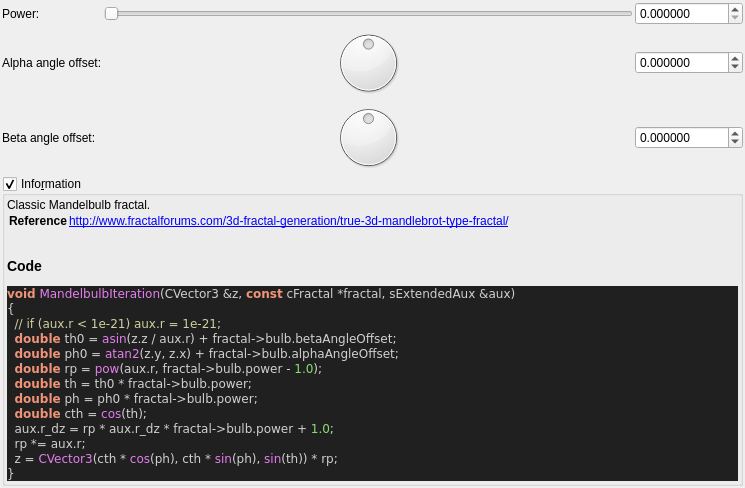
Qt form mandelbulber2/qt_data/fractal_mandelbulb.ui (buddhi1980/mandelbulber2) before a commit.
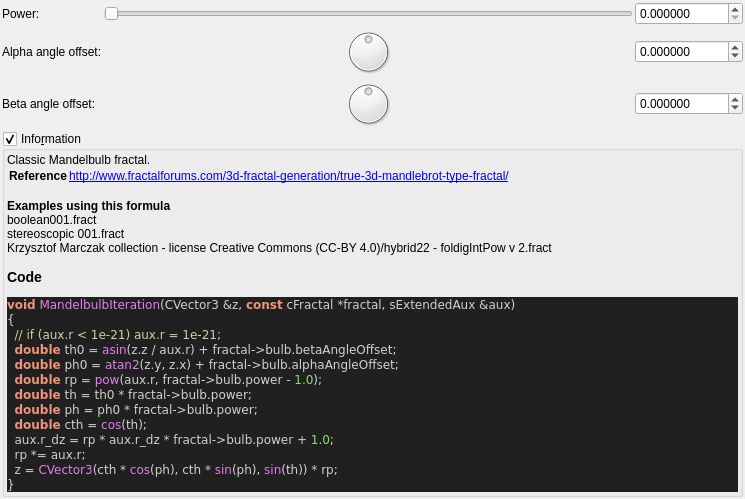
The same form after that commit. Custom widgets are drawn as their Qt base class.

Commit message:
ui information - added example occurrences
now every formula, which is used in an example file, will display a list
of the example files in the information box. A maximum of 5 occurences is
displayed.
The script also outputs, which formulas do not yet have any example
files.

What changed in the file:
```diff
--- a/mandelbulber2/qt_data/fractal_mandelbulb.ui
+++ b/mandelbulber2/qt_data/fractal_mandelbulb.ui
@@ -220,7 +220,7 @@
 &lt;tr&gt;&lt;th&gt;Reference&lt;/th&gt;&lt;td&gt;&lt;a href=&quot;http://www.fractalforums.com/3d-fractal-generation/true-3d-mandlebrot-type-fractal/&quot;&gt;http://www.fractalforums.com/3d-fractal-generation/true-3d-mandlebrot-type-fractal/&lt;br&gt;
 &lt;/td&gt;&lt;/tr&gt;
 &lt;/table&gt;
-&lt;h3&gt;Code&lt;/h3&gt;
+&lt;b&gt;Examples using this formula&lt;/b&gt;&lt;br&gt;boolean001.fract&lt;br&gt;stereoscopic 001.fract&lt;br&gt;Krzysztof Marczak collection - license Creative Commons (CC-BY 4.0)/hybrid22 - foldigIntPow v 2.fract&lt;h3&gt;Code&lt;/h3&gt;
 &lt;body style=&quot;background-color:#202020&quot;&gt;
 &lt;pre style=&quot;color:#d0d0d0; background-color:#202020;  font-family:'Courier New',monospace;&quot;&gt;&lt;span style=&quot;color:#f09479; font-weight:bold&quot;&gt;void&lt;/span&gt; &lt;span style=&quot;color:#e47eed&quot;&gt;MandelbulbIteration&lt;/span&gt;&lt;span style=&quot;color:#d0d0d0&quot;&gt;(&lt;/span&gt;CVector3 &lt;span style=&quot;color:#d0d0d0&quot;&gt;&amp;amp;&lt;/span&gt;z&lt;span style=&quot;color:#d0d0d0&quot;&gt;,&lt;/span&gt; &lt;span style=&quot;color:#f09479; font-weight:bold&quot;&gt;const&lt;/span&gt; cFractal &lt;span style=&quot;color:#d0d0d0&quot;&gt;*&lt;/span&gt;fractal&lt;span style=&quot;color:#d0d0d0&quot;&gt;,&lt;/span&gt; sExtendedAux &lt;span style=&quot;color:#d0d0d0&quot;&gt;&amp;amp;&lt;/span&gt;aux&lt;span style=&quot;color:#d0d0d0&quot;&gt;)&lt;/span&gt;
 &lt;span style=&quot;color:#d0d0d0&quot;&gt;{&lt;/span&gt;
```
The commit also changes 59 other files.
